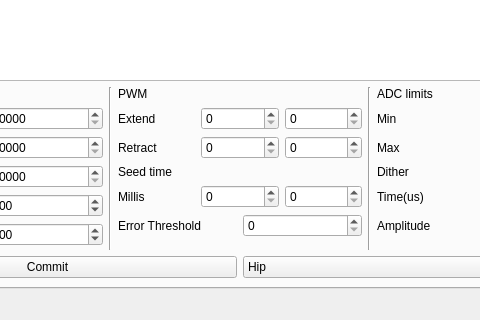
Above: stompy/ui/stompy.ui from braingram/stompy before the change; both pictures show x 162 to 642 and y 264 to 584 of the 804 by 584 pixel window. Below: the same form after it.
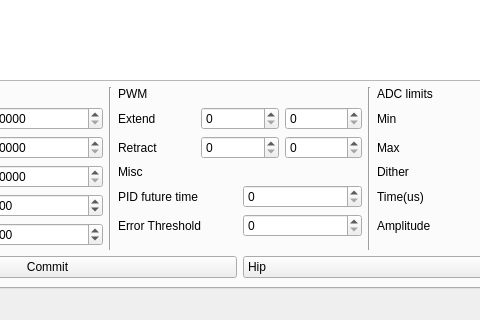
That is the form after the change. The open tabs and pages were chosen to show the change. Custom widgets are drawn as their Qt base class.

Commit message: split future and seed times, make seed time constant

Patch:
```diff
--- a/stompy/ui/stompy.ui
+++ b/stompy/ui/stompy.ui
@@ -525,7 +525,7 @@
               <item>
                <widget class="QLabel" name="label_27">
                 <property name="text">
-                 <string>Seed time</string>
+                 <string>Misc</string>
                 </property>
                </widget>
               </item>
@@ -534,17 +534,7 @@
                 <item>
                  <widget class="QLabel" name="label_33">
                   <property name="text">
-                   <string>Millis</string>
-                  </property>
-                 </widget>
-                </item>
-                <item>
-                 <widget class="QDoubleSpinBox" name="seedSpin">
-                  <property name="decimals">
-                   <number>0</number>
-                  </property>
-                  <property name="maximum">
-                   <double>8192.000000000000000</double>
+                   <string>PID future time</string>
                   </property>
                  </widget>
                 </item>
```
The commit also changes 5 other files.
